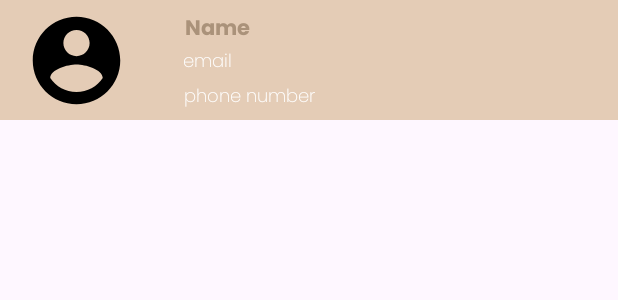
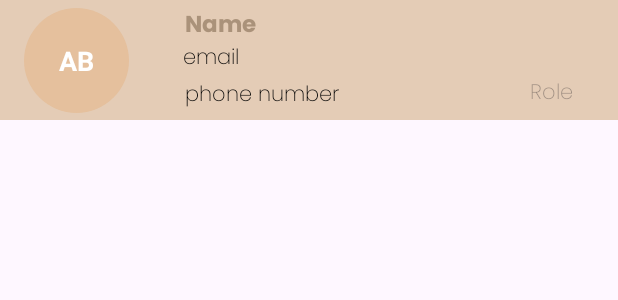
Before and after one commit to CMPUT301F24jobber/QueueUp, an Android app: the layout admin_user_content.xml on its own in the app's theme, with its tools: preview values and no code run, on a phone screen of 412 x 824 dp. Shown: the top 300 px of the screen. Run offline under Robolectric (Android 15) with nearby library versions, the light colour scheme and no system bars.

Commit message:
admin can view all attendees and orgainzer

```diff
--- a/app/src/main/res/drawable/circle_shape.xml
+++ b/app/src/main/res/drawable/circle_shape.xml
@@ -1,6 +1,6 @@
 <!-- res/drawable/circle_shape.xml -->
 <shape xmlns:android="http://schemas.android.com/apk/res/android">
-    <solid android:color="@color/light_beige"/>
+    <solid android:color="@color/beige"/>
     <size android:width="100dp" android:height="100dp"/>
     <corners android:radius="100dp"/> <!-- Makes it a circle -->
 
--- a/app/src/main/res/layout/admin_user_content.xml
+++ b/app/src/main/res/layout/admin_user_content.xml
@@ -6,16 +6,37 @@
     android:layout_height="80dp"
     android:background="@color/light_beige">
 
-    <ImageView
-        android:id="@+id/user_image"
+    <FrameLayout
+        android:id="@+id/profile_container"
         android:layout_width="70dp"
         android:layout_height="70dp"
         app:layout_constraintBottom_toBottomOf="parent"
         app:layout_constraintEnd_toEndOf="parent"
         app:layout_constraintHorizontal_bias="0.046"
         app:layout_constraintStart_toStartOf="parent"
-        app:layout_constraintTop_toTopOf="parent"
-        app:srcCompat="@drawable/ic_nav_profile" />
+        app:layout_constraintTop_toTopOf="parent">
+
+        <!-- ImageView for Profile Picture -->
+        <ImageView
+            android:id="@+id/user_image"
+            android:layout_width="match_parent"
+            android:layout_height="match_parent"
+            android:scaleType="centerCrop"
+            android:visibility="gone"
+            app:srcCompat="@drawable/ic_nav_profile" />
+
+        <!-- TextView for Initials -->
+        <TextView
+            android:id="@+id/user_initials"
+            android:layout_width="match_parent"
+            android:layout_height="match_parent"
+            android:gravity="center"
+            android:text="AB"
+            android:textSize="18sp"
+            android:textColor="@android:color/white"
+            android:textStyle="bold"
+            android:background="@drawable/circle_shape"/>
+    </FrameLayout>
 
     <TextView
         android:id="@+id/user_name"
@@ -27,13 +48,14 @@
         android:fontFamily="@font/poppins_bold"
         android:text="Name"
         android:textColor="@color/light_brown"
-        android:textSize="14sp"
+        android:textSize="15sp"
         app:layout_constraintBottom_toTopOf="@+id/user_email"
         app:layout_constraintEnd_toEndOf="parent"
         app:layout_constraintHorizontal_bias="0.0"
-        app:layout_constraintStart_toEndOf="@+id/user_image"
+        app:layout_constraintStart_toEndOf="@+id/profile_container"
         app:layout_constraintTop_toTopOf="parent"
-        app:layout_constraintVertical_bias="1.0" />
+        app:layout_constraintVertical_bias="0.0" />
+
 
     <TextView
         android:id="@+id/user_email"
@@ -41,15 +63,15 @@
         android:layout_height="wrap_content"
         android:layout_marginStart="36dp"
         android:layout_marginEnd="256dp"
-        android:layout_marginBottom="4dp"
+        android:layout_marginBottom="1dp"
         android:fontFamily="@font/poppins_extralight"
         android:text="email"
-        android:textColor="@color/white"
-        android:textSize="12sp"
+        android:textColor="@color/black"
+        android:textSize="14sp"
         app:layout_constraintBottom_toTopOf="@+id/user_phone"
         app:layout_constraintEnd_toEndOf="parent"
         app:layout_constraintHorizontal_bias="0.0"
-        app:layout_constraintStart_toEndOf="@+id/user_image" />
+        app:layout_constraintStart_toEndOf="@+id/profile_container" />
 
     <TextView
         android:id="@+id/user_phone"
@@ -57,12 +79,30 @@
         android:layout_height="wrap_content"
         android:fontFamily="@font/poppins_extralight"
         android:text="phone number"
-        android:textColor="@color/white"
-        android:textSize="12sp"
+        android:textColor="@color/black"
+        android:textSize="14sp"
         app:layout_constraintBottom_toBottomOf="parent"
         app:layout_constraintEnd_toEndOf="parent"
-        app:layout_constraintHorizontal_bias="0.153"
-        app:layout_constraintStart_toEndOf="@+id/user_image"
+        app:layout_constraintHorizontal_bias="0.167"
+        app:layout_constraintStart_toEndOf="@+id/profile_container"
         app:layout_constraintTop_toTopOf="parent"
-        app:layout_constraintVertical_bias="0.916" />
+        app:layout_constraintVertical_bias="0.912" />
+
+    <TextView
+        android:id="@+id/user_role"
+        android:layout_width="wrap_content"
+        android:layout_height="wrap_content"
+        android:layout_marginStart="88dp"
+        android:fontFamily="@font/poppins_extralight"
+        android:text=""
+        android:hint="Role"
+        android:textColor="@color/black"
+        android:textSize="14sp"
+        android:textStyle="bold"
+        app:layout_constraintBottom_toBottomOf="parent"
+        app:layout_constraintEnd_toEndOf="parent"
+        app:layout_constraintHorizontal_bias="0.567"
+        app:layout_constraintStart_toEndOf="@+id/user_phone"
+        app:layout_constraintTop_toTopOf="parent"
+        app:layout_constraintVertical_bias="0.894" />
 </androidx.constraintlayout.widget.ConstraintLayout>
--- a/app/src/main/res/layout/admin_users_fragment.xml
+++ b/app/src/main/res/layout/admin_users_fragment.xml
@@ -25,7 +25,8 @@
         android:layout_height="wrap_content"
         app:layout_constraintTop_toBottomOf="@id/browseUsersTitle"
         app:layout_constraintEnd_toEndOf="parent"
-        app:layout_constraintStart_toStartOf="parent"/>
+        app:layout_constraintStart_toStartOf="parent"
+        android:layout_marginTop="10dp"/>
 
 
 </androidx.constraintlayout.widget.ConstraintLayout>
--- a/gradle/libs.versions.toml
+++ b/gradle/libs.versions.toml
@@ -1,5 +1,5 @@
 [versions]
-agp = "8.7.1"
+agp = "8.6.0"
 junit = "4.13.2"
 junitVersion = "1.2.1"
 espressoCore = "3.6.1"
```
Also changed, not shown: app/src/main/java/com/example/queueup/viewmodels/UsersArrayAdapter.java (+34 -1 lines), app/src/main/java/com/example/queueup/views/admin/AdminUsersFragment.java (+45 -4 lines).
